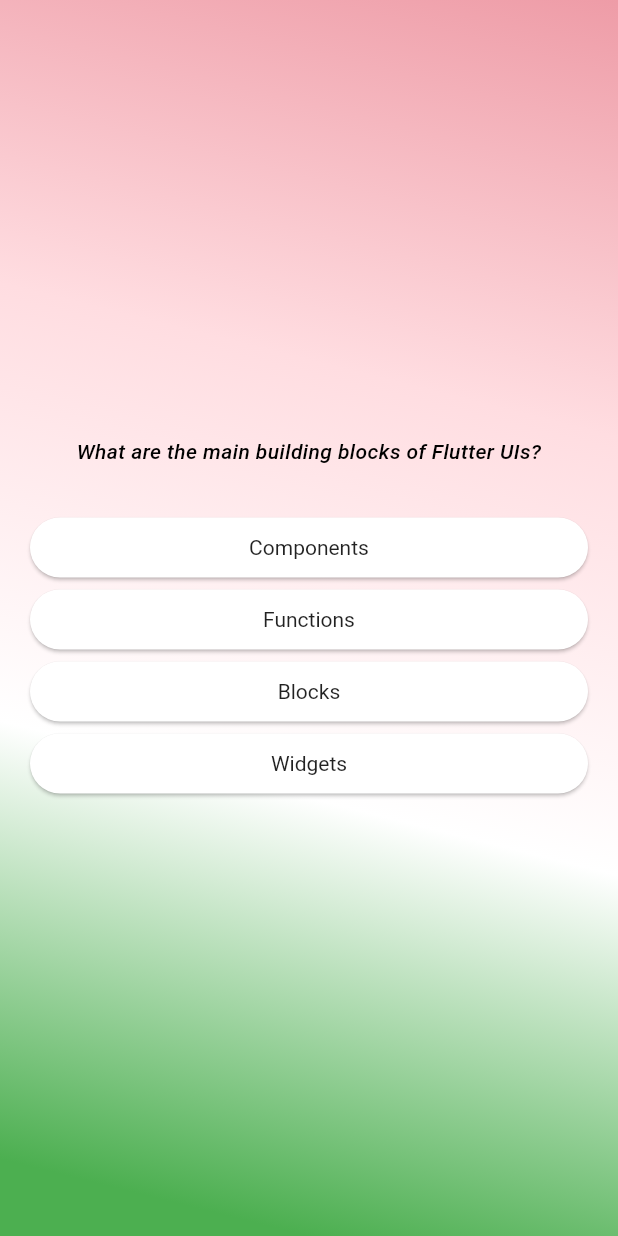
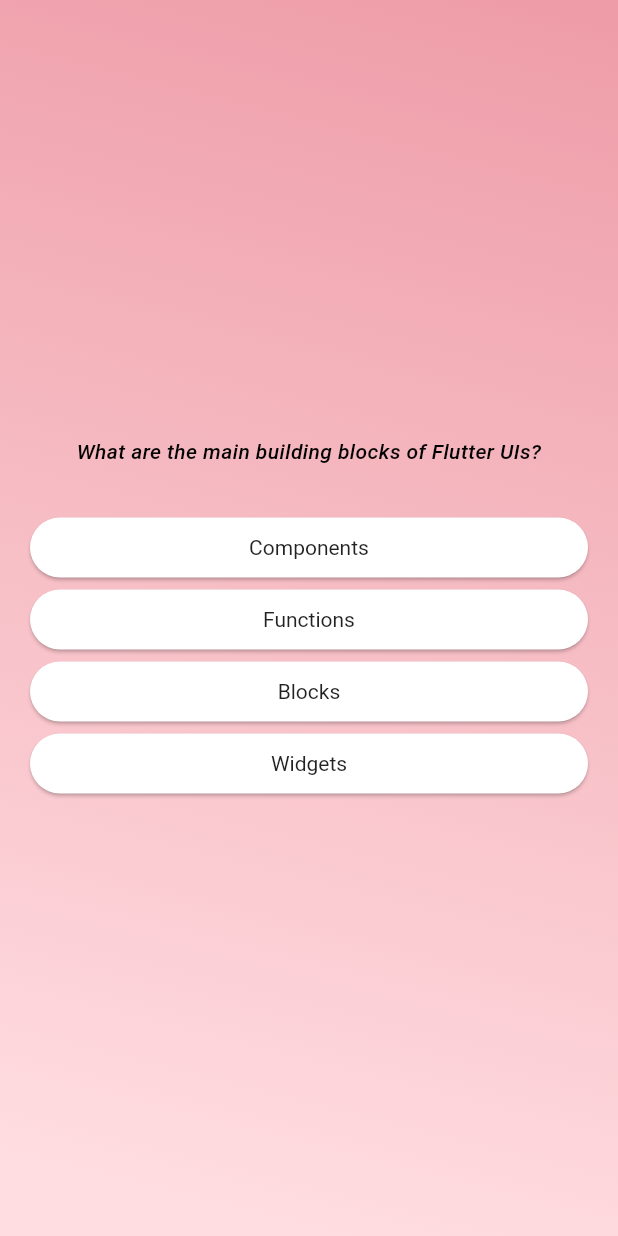
Before and after one commit to e7gx/project_test2, a Flutter app: the screen it shows after launch, after a tap on "Start Quiz", on a phone screen of 412 x 824 dp. Run offline on Flutter 3.47's test engine with Material 3 defaults, Android fonts, the phone set to English and light mode, and no system bars.

Commit message:
first stage ui

```diff
--- a/lib/style/quiz.dart
+++ b/lib/style/quiz.dart
@@ -34,8 +34,6 @@
               colors: [
                 Color(0xffee9ca7), // Light pink color
                 Color(0xffffdde1), // Pale pink color
-                Colors.white,
-                Colors.green,
               ],
               begin: Alignment.topRight,
               end: Alignment.bottomCenter,
```
